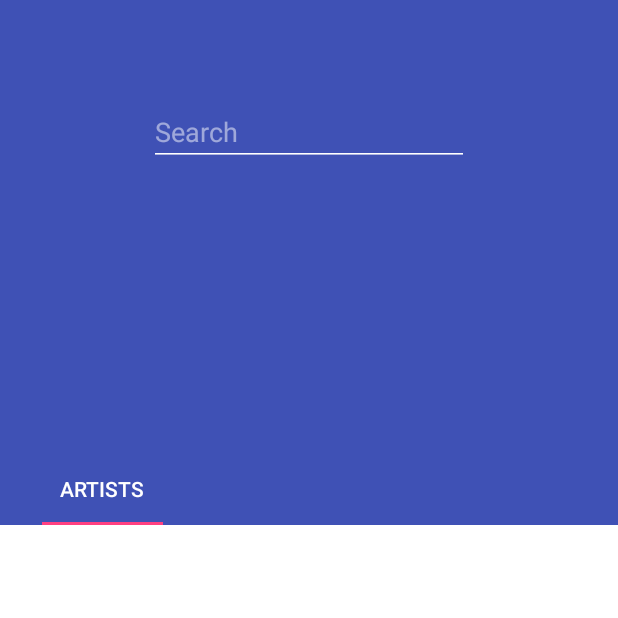
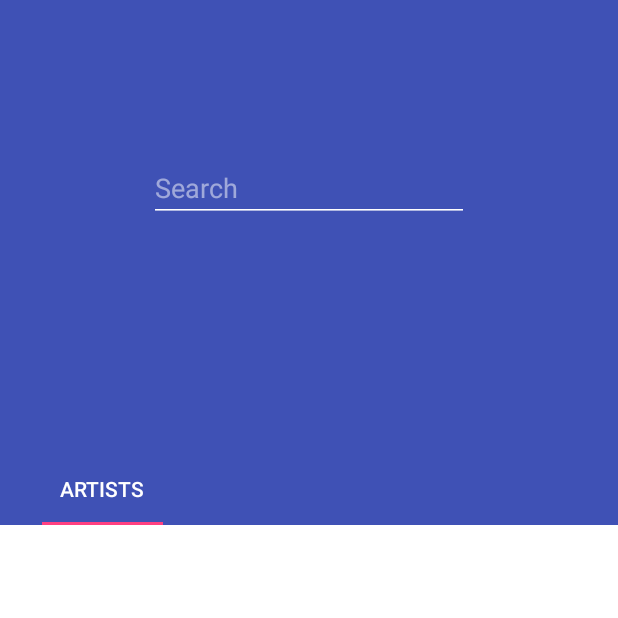
Before and after one commit to DDihanov/musiQ, an Android app: the screen it shows after launch (MainActivity), on a phone screen of 412 x 824 dp, the top half of it. Run offline under Robolectric (Android 15) with nearby library versions, the phone set to English and light mode, and no system bars; our stand-ins replace ButterKnife, Dagger/Hilt's generated code, RxJava; libraries missing offline, so code that uses them is left out: com.jakewharton.rxbinding2; network calls fail; pictures from the network do not load; 2 statements that could not run were skipped.

Commit message:
backdrop UI tweaks

```diff
--- a/app/src/main/java/com/dihanov/musiq/ui/main/MainActivity.java
+++ b/app/src/main/java/com/dihanov/musiq/ui/main/MainActivity.java
@@ -111,9 +111,9 @@ public class MainActivity extends DaggerAppCompatActivity implements MainActivit
                     collapsingToolbar.setCollapsedTitleGravity(Gravity.CENTER);
                     isShow = true;
                 } else if (isShow) {
-                    collapsingToolbar.setTitle(" ");
+//                    collapsingToolbar.setTitle(" ");
+                    collapsingToolbar.setTitle(getString(R.string.app_name));
                     collapsingToolbar.setExpandedTitleGravity(Gravity.CENTER);
-                    collapsingToolbar.setCollapsedTitleGravity(Gravity.CENTER);
 //                    collapsingToolbar.setTitle(getString(" ");
                     isShow = false;
                 }
--- a/app/src/main/res/layout/activity_main.xml
+++ b/app/src/main/res/layout/activity_main.xml
@@ -1,6 +1,7 @@
 <?xml version="1.0" encoding="utf-8"?>
 <android.support.design.widget.CoordinatorLayout xmlns:android="http://schemas.android.com/apk/res/android"
     xmlns:app="http://schemas.android.com/apk/res-auto"
+    xmlns:tools="http://schemas.android.com/tools"
     android:id="@+id/main_content"
     android:layout_width="match_parent"
     android:layout_height="match_parent"
@@ -29,10 +30,34 @@
             <!--app:contentScrim="?attr/colorPrimary"-->
 
 
-            <RelativeLayout
-                android:layout_width="wrap_content"
-                android:layout_height="match_parent">
+            <android.support.constraint.ConstraintLayout
+                android:layout_width="match_parent"
+                android:layout_height="match_parent"
+                tools:layout_editor_absoluteX="0dp"
+                tools:layout_editor_absoluteY="0dp">
 
+                <ImageView
+                    android:id="@+id/backdrop"
+                    android:layout_width="0dp"
+                    android:layout_height="355dp"
+                    android:layout_alignParentStart="true"
+                    android:layout_alignTop="@+id/search"
+                    android:layout_marginTop="8dp"
+                    android:fitsSystemWindows="true"
+                    android:scaleType="centerCrop"
+                    app:layout_collapseMode="parallax"
+                    app:layout_constraintBottom_toBottomOf="parent"
+                    app:layout_constraintEnd_toEndOf="parent"
+                    app:layout_constraintHorizontal_bias="0.0"
+                    app:layout_constraintStart_toStartOf="parent"
+                    app:layout_constraintTop_toTopOf="parent"
+                    app:layout_constraintVertical_bias="1.0" />
+            </android.support.constraint.ConstraintLayout>
+            <android.support.constraint.ConstraintLayout
+                android:layout_width="match_parent"
+                android:layout_height="match_parent"
+                tools:layout_editor_absoluteX="0dp"
+                tools:layout_editor_absoluteY="0dp">
 
                 <EditText
                     android:id="@+id/search"
@@ -40,31 +65,30 @@
                     android:layout_height="wrap_content"
                     android:layout_alignParentTop="true"
                     android:layout_centerHorizontal="true"
-                    android:layout_marginTop="65dp"
+                    android:layout_marginBottom="202dp"
+                    android:layout_marginTop="102dp"
                     android:ems="10"
-                    android:focusedByDefault="false" />
+                    android:focusedByDefault="false"
+                    app:layout_constraintBottom_toBottomOf="parent"
+                    app:layout_constraintEnd_toEndOf="parent"
+                    app:layout_constraintStart_toStartOf="parent" />
 
                 <ProgressBar
                     android:id="@+id/progress_bar"
-                    android:layout_width="wrap_content"
-                    android:layout_height="wrap_content"
-                    android:layout_alignParentTop="true"
-                    android:layout_centerHorizontal="true"
-                    android:indeterminateOnly="false"
-                    android:visibility="gone" />
+                    style="?android:attr/progressBarStyleHorizontal"
+                    android:layout_width="215dp"
+                    android:layout_height="0dp"
+                    android:layout_marginBottom="20dp"
+                    android:layout_marginTop="72dp"
+                    android:indeterminate="true"
+                    android:visibility="gone"
+                    app:layout_constraintBottom_toTopOf="@+id/search"
+                    app:layout_constraintEnd_toEndOf="parent"
+                    app:layout_constraintStart_toStartOf="parent"
+                    app:layout_constraintTop_toTopOf="parent" />
 
-                <ImageView
-                    android:id="@+id/backdrop"
-                    android:layout_width="match_parent"
-                    android:layout_height="match_parent"
-                    android:layout_alignParentStart="true"
-                    android:layout_alignTop="@+id/search"
-                    android:layout_marginTop="32dp"
-                    android:fitsSystemWindows="true"
-                    android:scaleType="centerCrop"
-                    app:layout_collapseMode="parallax" />
+            </android.support.constraint.ConstraintLayout>
 
-            </RelativeLayout>
 
             <android.support.v7.widget.Toolbar
                 android:id="@+id/toolbar"
@@ -89,7 +113,6 @@
         </android.support.design.widget.CollapsingToolbarLayout>
 
 
-
     </android.support.design.widget.AppBarLayout>
 
     <include layout="@layout/content_main" />
```
